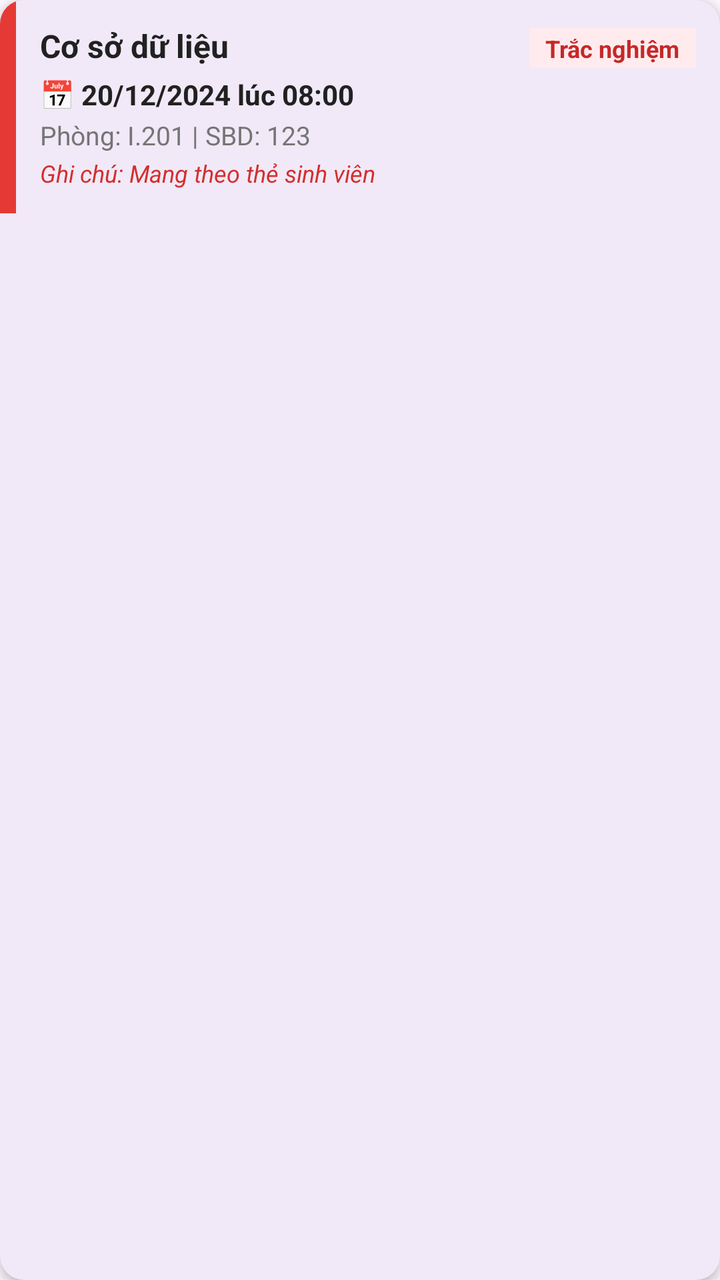
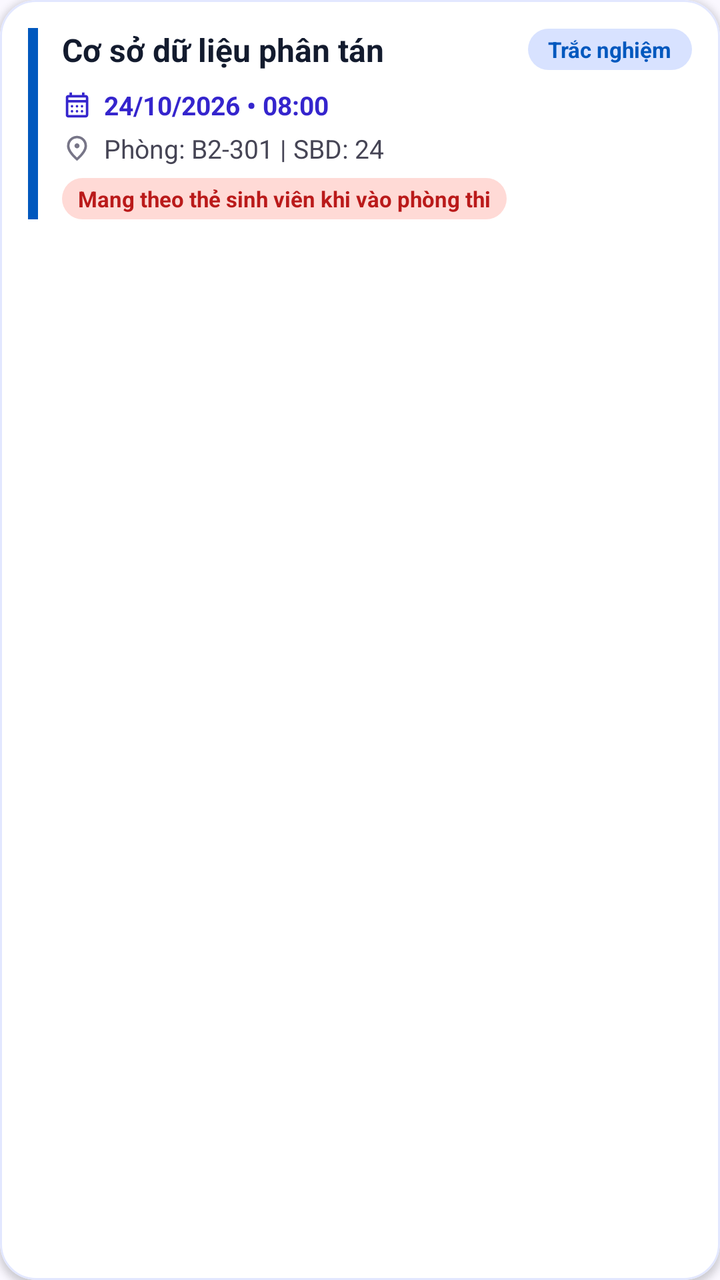

Two renders of the same Android screen: before a commit and after it. Below are the layout's source before the change and the commit's diff.
<!-- AndroidManifest.xml: application theme Theme.Schedule_TDMU -->
<!-- res/layout/item_lich_thi.xml -->
<?xml version="1.0" encoding="utf-8"?>
<com.google.android.material.card.MaterialCardView xmlns:android="http://schemas.android.com/apk/res/android"
    xmlns:app="http://schemas.android.com/apk/res-auto"
    android:layout_width="match_parent"
    android:layout_height="wrap_content"
    android:layout_marginHorizontal="12dp"
    android:layout_marginVertical="6dp"
    app:cardCornerRadius="12dp"
    app:cardElevation="3dp"
    app:strokeWidth="0dp">

    <LinearLayout
        android:layout_width="match_parent"
        android:layout_height="wrap_content"
        android:orientation="horizontal">

        <View
            android:layout_width="8dp"
            android:layout_height="match_parent"
            android:background="#E53935" />

        <LinearLayout
            android:layout_width="match_parent"
            android:layout_height="wrap_content"
            android:orientation="vertical"
            android:padding="12dp">

            <LinearLayout
                android:layout_width="match_parent"
                android:layout_height="wrap_content"
                android:orientation="horizontal">

                <TextView
                    android:id="@+id/tv_ten_mon_thi"
                    android:layout_width="0dp"
                    android:layout_height="wrap_content"
                    android:layout_weight="1"
                    android:text="Cơ sở dữ liệu"
                    android:textColor="@color/text_primary"
                    android:textSize="16sp"
                    android:textStyle="bold" />

                <TextView
                    android:id="@+id/tv_hinh_thuc_thi"
                    android:layout_width="wrap_content"
                    android:layout_height="wrap_content"
                    android:background="#FFEBEE"
                    android:paddingHorizontal="8dp"
                    android:paddingVertical="2dp"
                    android:text="Trắc nghiệm"
                    android:textColor="#C62828"
                    android:textSize="12sp"
                    android:textStyle="bold" />
            </LinearLayout>

            <TextView
                android:id="@+id/tv_ngay_gio_thi"
                android:layout_width="wrap_content"
                android:layout_height="wrap_content"
                android:layout_marginTop="4dp"
                android:text="📅 20/12/2024 lúc 08:00"
                android:textColor="@color/text_primary"
                android:textSize="14sp"
                android:textStyle="bold" />

            <TextView
                android:id="@+id/tv_phong_sbd"
                android:layout_width="wrap_content"
                android:layout_height="wrap_content"
                android:layout_marginTop="2dp"
                android:text="Phòng: I.201 | SBD: 123"
                android:textColor="@color/text_secondary"
                android:textSize="13sp" />

            <TextView
                android:id="@+id/tv_ghi_chu"
                android:layout_width="wrap_content"
                android:layout_height="wrap_content"
                android:layout_marginTop="2dp"
                android:text="Ghi chú: Mang theo thẻ sinh viên"
                android:textColor="#D32F2F"
                android:textSize="12sp"
                android:textStyle="italic" />
        </LinearLayout>
    </LinearLayout>
</com.google.android.material.card.MaterialCardView>
<!-- resources referenced by this layout -->
<resources>
  <color name="text_primary">#212121</color>
  <color name="text_secondary">#757575</color>
  <style name="Theme.Schedule_TDMU" parent="Base.Theme.Schedule_TDMU" />
  <style name="Base.Theme.Schedule_TDMU" parent="Theme.Material3.DayNight.NoActionBar">
          
          
      </style>
</resources>

<!-- the commit's change to res/layout/item_lich_thi.xml (unified diff, before → after) -->
@@ -3,31 +3,34 @@
     xmlns:app="http://schemas.android.com/apk/res-auto"
     android:layout_width="match_parent"
     android:layout_height="wrap_content"
-    android:layout_marginHorizontal="12dp"
     android:layout_marginVertical="6dp"
-    app:cardCornerRadius="12dp"
-    app:cardElevation="3dp"
-    app:strokeWidth="0dp">
+    app:cardBackgroundColor="@color/surface_container_lowest"
+    app:cardCornerRadius="18dp"
+    app:cardElevation="2dp"
+    app:strokeColor="@color/surface_container_high"
+    app:strokeWidth="1dp">
 
     <LinearLayout
         android:layout_width="match_parent"
         android:layout_height="wrap_content"
-        android:orientation="horizontal">
+        android:orientation="horizontal"
+        android:padding="14dp">
 
         <View
-            android:layout_width="8dp"
+            android:layout_width="5dp"
             android:layout_height="match_parent"
-            android:background="#E53935" />
+            android:background="@color/secondary" />
 
         <LinearLayout
             android:layout_width="match_parent"
             android:layout_height="wrap_content"
-            android:orientation="vertical"
-            android:padding="12dp">
+            android:layout_marginStart="12dp"
+            android:orientation="vertical">
 
             <LinearLayout
                 android:layout_width="match_parent"
                 android:layout_height="wrap_content"
+                android:gravity="center_vertical"
                 android:orientation="horizontal">
 
                 <TextView
@@ -35,7 +38,7 @@
                     android:layout_width="0dp"
                     android:layout_height="wrap_content"
                     android:layout_weight="1"
-                    android:text="Cơ sở dữ liệu"
+                    android:text="Cơ sở dữ liệu phân tán"
                     android:textColor="@color/text_primary"
                     android:textSize="16sp"
                     android:textStyle="bold" />
@@ -44,43 +47,76 @@
                     android:id="@+id/tv_hinh_thuc_thi"
                     android:layout_width="wrap_content"
                     android:layout_height="wrap_content"
-                    android:background="#FFEBEE"
-                    android:paddingHorizontal="8dp"
-                    android:paddingVertical="2dp"
+                    android:background="@drawable/bg_pill_secondary"
+                    android:paddingHorizontal="10dp"
+                    android:paddingVertical="3dp"
                     android:text="Trắc nghiệm"
-                    android:textColor="#C62828"
-                    android:textSize="12sp"
+                    android:textColor="@color/secondary"
+                    android:textSize="11sp"
                     android:textStyle="bold" />
             </LinearLayout>
 
-            <TextView
-                android:id="@+id/tv_ngay_gio_thi"
-                android:layout_width="wrap_content"
+            <LinearLayout
+                android:layout_width="match_parent"
+                android:layout_height="wrap_content"
+                android:layout_marginTop="8dp"
+                android:gravity="center_vertical"
+                android:orientation="horizontal">
+
+                <ImageView
+                    android:layout_width="15dp"
+                    android:layout_height="15dp"
+                    android:contentDescription="Ngày thi"
+                    android:src="@drawable/ic_calendar_month"
+                    app:tint="@color/primary" />
+
+                <TextView
+                    android:id="@+id/tv_ngay_gio_thi"
+                    android:layout_width="wrap_content"
+                    android:layout_height="wrap_content"
+                    android:layout_marginStart="6dp"
+                    android:text="24/10/2026 • 08:00"
+                    android:textColor="@color/primary"
+                    android:textSize="13sp"
+                    android:textStyle="bold" />
+            </LinearLayout>
+
+            <LinearLayout
+                android:layout_width="match_parent"
                 android:layout_height="wrap_content"
                 android:layout_marginTop="4dp"
-                android:text="📅 20/12/2024 lúc 08:00"
-                android:textColor="@color/text_primary"
-                android:textSize="14sp"
-                android:textStyle="bold" />
+                android:gravity="center_vertical"
+                android:orientation="horizontal">
 
-            <TextView
-                android:id="@+id/tv_phong_sbd"
-                android:layout_width="wrap_content"
-                android:layout_height="wrap_content"
-                android:layout_marginTop="2dp"
-                android:text="Phòng: I.201 | SBD: 123"
-                android:textColor="@color/text_secondary"
-                android:textSize="13sp" />
+                <ImageView
+                    android:layout_width="15dp"
+                    android:layout_height="15dp"
+                    android:contentDescription="Phòng thi"
+                    android:src="@drawable/ic_location_on"
+                    app:tint="@color/text_muted" />
+
+                <TextView
+                    android:id="@+id/tv_phong_sbd"
+                    android:layout_width="wrap_content"
+                    android:layout_height="wrap_content"
+                    android:layout_marginStart="6dp"
+                    android:text="Phòng: B2-301 | SBD: 24"
+                    android:textColor="@color/text_secondary"
+                    android:textSize="13sp" />
+            </LinearLayout>
 
             <TextView
                 android:id="@+id/tv_ghi_chu"
                 android:layout_width="wrap_content"
                 android:layout_height="wrap_content"
-                android:layout_marginTop="2dp"
-                android:text="Ghi chú: Mang theo thẻ sinh viên"
-                android:textColor="#D32F2F"
-                android:textSize="12sp"
-                android:textStyle="italic" />
+                android:layout_marginTop="6dp"
+                android:background="@drawable/bg_pill_error"
+                android:paddingHorizontal="8dp"
+                android:paddingVertical="3dp"
+                android:text="Mang theo thẻ sinh viên khi vào phòng thi"
+                android:textColor="@color/error"
+                android:textSize="11sp"
+                android:textStyle="bold" />
         </LinearLayout>
     </LinearLayout>
 </com.google.android.material.card.MaterialCardView>
<!-- resource entries referenced after the edit -->
@@ -1,11 +1,64 @@
 <!-- resources referenced by this layout -->
 <resources>
-  <color name="text_primary">#212121</color>
-  <color name="text_secondary">#757575</color>
+  <color name="error">#BA1A1A</color>
+  <color name="primary">#3525CD</color>
+  <color name="secondary">#0058BE</color>
+  <color name="surface_container_high">#E2E7FF</color>
+  <color name="surface_container_lowest">#FFFFFF</color>
+  <color name="text_muted">#777587</color>
+  <color name="text_primary">#131B2E</color>
+  <color name="text_secondary">#464555</color>
+  <!-- drawable bg_pill_error (drawable) -->
+  <?xml version="1.0" encoding="utf-8"?>
+  <shape xmlns:android="http://schemas.android.com/apk/res/android"
+      android:shape="rectangle">
+      <solid android:color="@color/error_container" />
+      <corners android:radius="999dp" />
+  </shape>
+  <!-- drawable bg_pill_secondary (drawable) -->
+  <?xml version="1.0" encoding="utf-8"?>
+  <shape xmlns:android="http://schemas.android.com/apk/res/android"
+      android:shape="rectangle">
+      <solid android:color="@color/secondary_fixed" />
+      <corners android:radius="999dp" />
+  </shape>
+  <!-- drawable ic_calendar_month (drawable) -->
+  <?xml version="1.0" encoding="utf-8"?>
+  <vector xmlns:android="http://schemas.android.com/apk/res/android"
+      android:width="24dp"
+      android:height="24dp"
+      android:viewportWidth="960"
+      android:viewportHeight="960">
+      <group android:translateX="0" android:translateY="960">
+          <path android:fillColor="#FF000000" android:pathData="M200-80q-33 0-56.5-23.5T120-160v-560q0-33 23.5-56.5T200-800h40v-80h80v80h320v-80h80v80h40q33 0 56.5 23.5T840-720v560q0 33-23.5 56.5T760-80H200Zm0-80h560v-400H200v400Zm0-480h560v-80H200v80Zm0 0v-80 80Zm280 240q-17 0-28.5-11.5T440-440q0-17 11.5-28.5T480-480q17 0 28.5 11.5T520-440q0 17-11.5 28.5T480-400Zm-188.5-11.5Q280-423 280-440t11.5-28.5Q303-480 320-480t28.5 11.5Q360-457 360-440t-11.5 28.5Q337-400 320-400t-28.5-11.5ZM640-400q-17 0-28.5-11.5T600-440q0-17 11.5-28.5T640-480q17 0 28.5 11.5T680-440q0 17-11.5 28.5T640-400ZM480-240q-17 0-28.5-11.5T440-280q0-17 11.5-28.5T480-320q17 0 28.5 11.5T520-280q0 17-11.5 28.5T480-240Zm-188.5-11.5Q280-263 280-280t11.5-28.5Q303-320 320-320t28.5 11.5Q360-297 360-280t-11.5 28.5Q337-240 320-240t-28.5-11.5ZM640-240q-17 0-28.5-11.5T600-280q0-17 11.5-28.5T640-320q17 0 28.5 11.5T680-280q0 17-11.5 28.5T640-240Z" />
+      </group>
+  </vector>
+  <!-- drawable ic_location_on (drawable) -->
+  <?xml version="1.0" encoding="utf-8"?>
+  <vector xmlns:android="http://schemas.android.com/apk/res/android"
+      android:width="24dp"
+      android:height="24dp"
+      android:viewportWidth="960"
+      android:viewportHeight="960">
+      <group android:translateX="0" android:translateY="960">
+          <path android:fillColor="#FF000000" android:pathData="M536.5-503.5Q560-527 560-560t-23.5-56.5Q513-640 480-640t-56.5 23.5Q400-593 400-560t23.5 56.5Q447-480 480-480t56.5-23.5ZM480-186q122-112 181-203.5T720-552q0-109-69.5-178.5T480-800q-101 0-170.5 69.5T240-552q0 71 59 162.5T480-186Zm0 106Q319-217 239.5-334.5T160-552q0-150 96.5-239T480-880q127 0 223.5 89T800-552q0 100-79.5 217.5T480-80Zm0-480Z" />
+      </group>
+  </vector>
   <style name="Theme.Schedule_TDMU" parent="Base.Theme.Schedule_TDMU" />
-  <style name="Base.Theme.Schedule_TDMU" parent="Theme.Material3.DayNight.NoActionBar">
-          
-          
+  <color name="error_container">#FFDAD6</color>
+  <color name="secondary_fixed">#D8E2FF</color>
+  <style name="Base.Theme.Schedule_TDMU" parent="Theme.Material3.Light.NoActionBar">
+          <item name="colorPrimary">@color/primary</item>
+          <item name="colorPrimaryContainer">@color/primary_container</item>
+          <item name="colorSecondary">@color/secondary</item>
+          <item name="colorTertiary">@color/tertiary</item>
+          <item name="colorError">@color/error</item>
+          <item name="android:statusBarColor">@color/surface_container_lowest</item>
+          <item name="android:windowLightStatusBar" tools:targetApi="m">true</item>
+          <item name="android:windowBackground">@color/background</item>
       </style>
+  <color name="primary_container">#4F46E5</color>
+  <color name="tertiary">#005338</color>
+  <color name="background">#FAF8FF</color>
 </resources>
 
